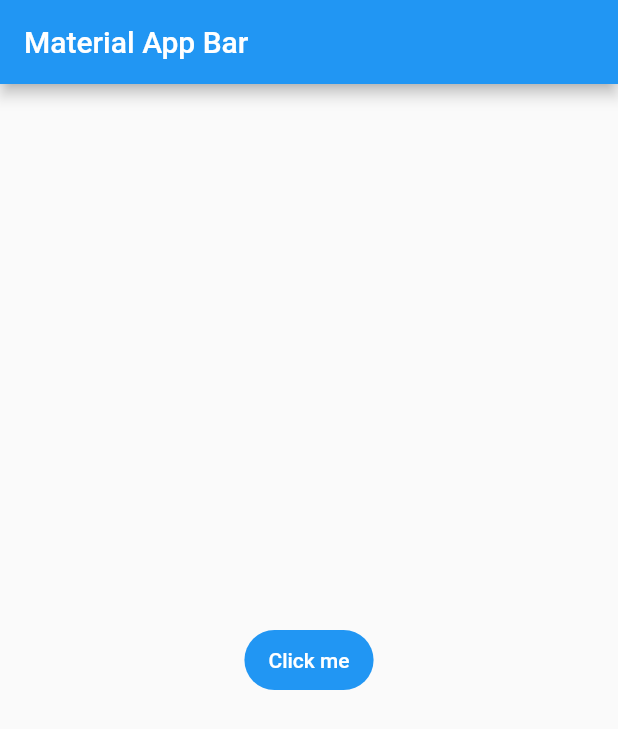
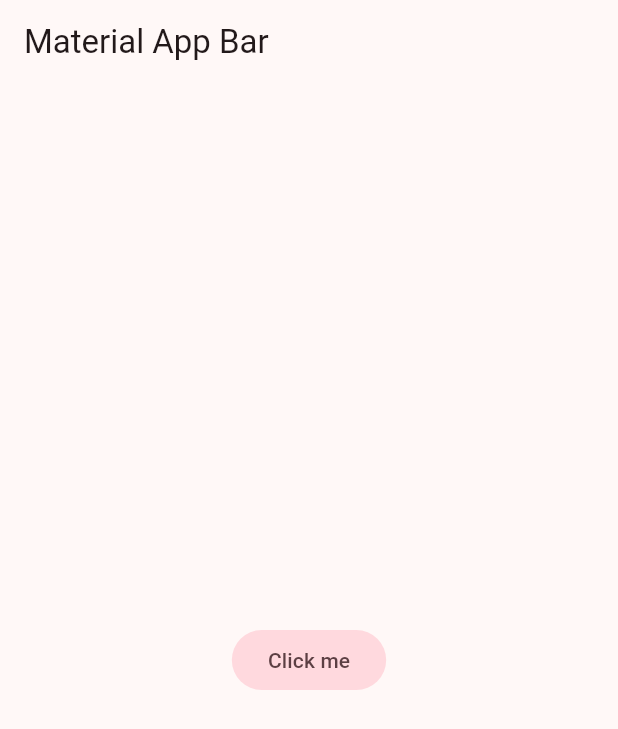
Before and after one commit to engelcituk/yes-no-app, a Flutter app: the screen it shows after launch, on a phone screen of 412 x 824 dp. Shown: the top 729 px of the screen. Run offline on Flutter 3.47's test engine with Material 2 defaults, Android fonts, the phone set to English and light mode, and no system bars.

Commit message:
estilo global para la aplicación

```diff
--- /dev/null
+++ b/lib/config/theme/app_theme.dart
@@ -0,0 +1,26 @@
+import 'package:flutter/material.dart';
+
+//el guion bajo lo vuelve privado
+const Color _customColor = Color(0xFF5C11D4);
+
+const List<Color> _colorThemes = [
+  _customColor,
+  Colors.blue,
+  Colors.teal,
+  Colors.green,
+  Colors.yellow,
+  Colors.orange,
+  Colors.pink,
+];
+
+class AppTheme {
+  final int selectedColor;
+
+  AppTheme({
+    this.selectedColor = 0 // argumentos con nombre y por default 0 o sino es default 0 se pondría como required
+  }):assert( selectedColor >= 0 && selectedColor <= _colorThemes.length - 1, 'Colors must be between 0 and ${_colorThemes.length - 1 }' );
+  // mètodo para construir el tema
+  ThemeData theme() {
+    return ThemeData(useMaterial3: true, colorSchemeSeed: _colorThemes[selectedColor]);
+  }
+}
--- a/lib/main.dart
+++ b/lib/main.dart
@@ -1,4 +1,5 @@
 import 'package:flutter/material.dart';
+import 'package:yes_no_app/config/theme/app_theme.dart';
 
 void main() => runApp(const MyApp());
 
@@ -10,6 +11,7 @@ class MyApp extends StatelessWidget {
     return MaterialApp(
       title: 'Yes No App',
       debugShowCheckedModeBanner: false,
+      theme: AppTheme( selectedColor: 6 ).theme(),
       home: Scaffold(
         appBar: AppBar(
           title: const Text('Material App Bar'),
```
